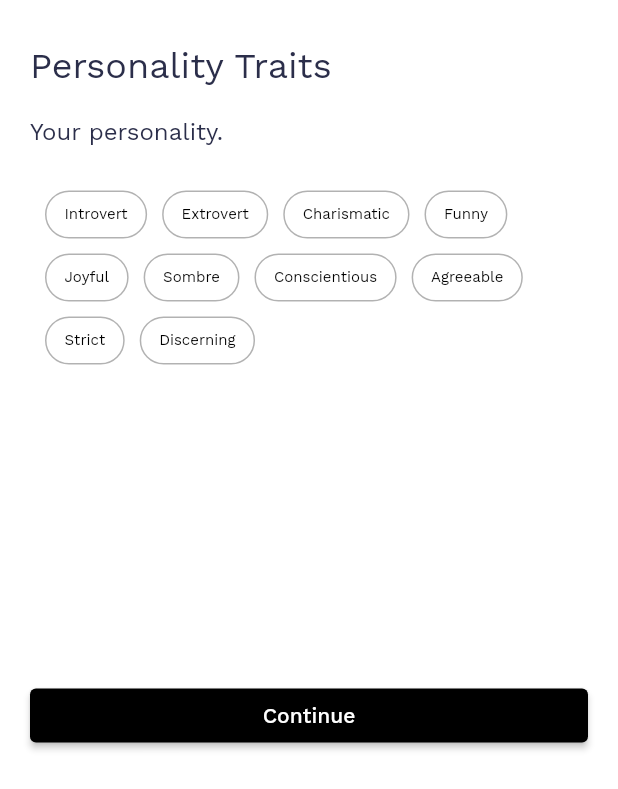
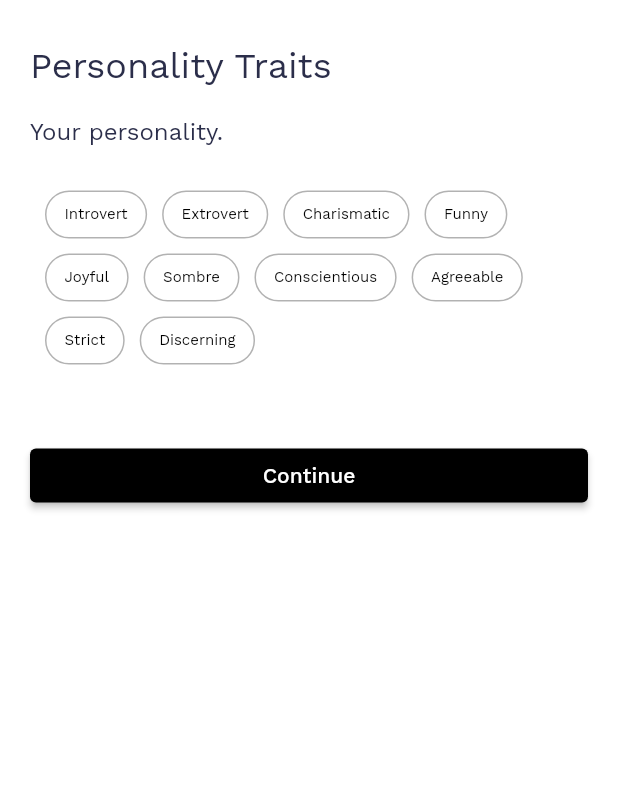
Before and after one commit to ChristineWasike/dating, a Flutter app: the Values screen opened directly, after a tap on "Continue", on a phone screen of 412 x 824 dp. Shown: the top 789 px of the screen. Run offline on Flutter 3.47's test engine with Material 2 defaults, Android fonts, the phone set to English and light mode, and no system bars; our stand-ins replace bloc, chips_choice_null_safety, equatable, firebase_auth, flutter_bloc, flutter_signin_button and 3 more; accounts and stored records are empty; network calls fail.

```diff
--- a/lib/authentication/register.dart
+++ b/lib/authentication/register.dart
@@ -1,5 +1,5 @@
+import 'package:dating/screens/screens.dart';
 import 'package:flutter/material.dart';
-import 'package:dating/main.dart';
 import 'package:dating/shared/loading.dart';
 
 class Register extends StatefulWidget {
@@ -148,7 +148,7 @@ class _RegisterState extends State<Register> {
                                   if (_formKey.currentState!.validate()) {
                                     setState(() => loading = true);
                                   }
-                                  const MyHomePage();
+                                  const HomeScreen();
                                 }),
                           ),
                           const SizedBox(height: 12.0),
--- a/lib/config/app_router.dart
+++ b/lib/config/app_router.dart
@@ -1,3 +1,4 @@
+import 'package:dating/authentication/authenticate.dart';
 import 'package:flutter/material.dart';
 import 'package:dating/models/models.dart';
 import 'package:dating/screens/screens.dart';
@@ -17,6 +18,8 @@ class AppRouter {
         return MatchesScreen.route();
       case ProfileScreen.routeName:
         return ProfileScreen.route();
+      case Authenticate.routeName:
+        return Authenticate.route();
       default:
         return _errorRoute();
     }
--- a/lib/main.dart
+++ b/lib/main.dart
@@ -1,6 +1,7 @@
+import 'package:dating/authentication/authenticate.dart';
 import 'package:dating/config/theme.dart';
 // import 'package:dating/repositories/auth/auth_repository.dart';
-import 'package:dating/screens/home/home_screen.dart';
+// import 'package:dating/screens/home/home_screen.dart';
 import 'package:flutter/material.dart';
 import 'package:flutter_bloc/flutter_bloc.dart';
 // import 'blocs/auth/auth_bloc.dart';
@@ -33,7 +34,7 @@ class MyApp extends StatelessWidget {
         debugShowCheckedModeBanner: false,
         theme: theme(context),
         onGenerateRoute: AppRouter.onGenerateRoute,
-        initialRoute: HomeScreen.routeName,
+        initialRoute: Authenticate.routeName,
       ),
     );
   }
--- a/lib/models/user_model.dart
+++ b/lib/models/user_model.dart
@@ -66,7 +66,7 @@ class User extends Equatable {
         'https://images.unsplash.com/photo-1507038732509-8b1a9623223a?ixlib=rb-1.2.1&ixid=MnwxMjA3fDB8MHxwaG90by1wYWdlfHx8fGVufDB8fHx8&auto=format&fit=crop&w=387&q=80',
         'https://images.unsplash.com/photo-1507038732509-8b1a9623223a?ixlib=rb-1.2.1&ixid=MnwxMjA3fDB8MHxwaG90by1wYWdlfHx8fGVufDB8fHx8&auto=format&fit=crop&w=387&q=80',
       ],
-      jobTitle: 'Job Title Here',
+      jobTitle: 'Realtor',
       interests: ['Music', 'Economics', 'Football'],
       bio:
           'Sed ut perspiciatis unde omnis iste natus error sit voluptatem accusantium doloremque laudantium, totam rem aperiam, eaque ipsa quae ab illo inventore veritatis et quasi architecto beatae vitae dicta sunt explicabo.',
@@ -82,14 +82,14 @@ class User extends Equatable {
         'https://images.unsplash.com/photo-1563452965085-2e77e5bf2607?ixlib=rb-1.2.1&ixid=MnwxMjA3fDB8MHxwaG90by1wYWdlfHx8fGVufDB8fHx8&auto=format&fit=crop&w=387&q=80',
         'https://images.unsplash.com/photo-1563452965085-2e77e5bf2607?ixlib=rb-1.2.1&ixid=MnwxMjA3fDB8MHxwaG90by1wYWdlfHx8fGVufDB8fHx8&auto=format&fit=crop&w=387&q=80',
       ],
-      jobTitle: 'Job Title Here',
+      jobTitle: 'Serial Entrepreneur',
       interests: ['Music', 'Economics', 'Football'],
       bio:
           'Sed ut perspiciatis unde omnis iste natus error sit voluptatem accusantium doloremque laudantium, totam rem aperiam, eaque ipsa quae ab illo inventore veritatis et quasi architecto beatae vitae dicta sunt explicabo.',
     ),
     const User(
       id: 5,
-      name: 'Uche',
+      name: 'Alex',
       age: 23,
       imageUrls: [
         'https://images.unsplash.com/photo-1519689373023-dd07c7988603?ixlib=rb-1.2.1&ixid=MnwxMjA3fDB8MHxwaG90by1wYWdlfHx8fGVufDB8fHx8&auto=format&fit=crop&w=387&q=80',
@@ -98,7 +98,7 @@ class User extends Equatable {
         'https://images.unsplash.com/photo-1519689373023-dd07c7988603?ixlib=rb-1.2.1&ixid=MnwxMjA3fDB8MHxwaG90by1wYWdlfHx8fGVufDB8fHx8&auto=format&fit=crop&w=387&q=80',
         'https://images.unsplash.com/photo-1519689373023-dd07c7988603?ixlib=rb-1.2.1&ixid=MnwxMjA3fDB8MHxwaG90by1wYWdlfHx8fGVufDB8fHx8&auto=format&fit=crop&w=387&q=80',
       ],
-      jobTitle: 'Job Title Here',
+      jobTitle: 'Chauffeur',
       interests: ['Music', 'Economics', 'Football'],
       bio:
           'Sed ut perspiciatis unde omnis iste natus error sit voluptatem accusantium doloremque laudantium, totam rem aperiam, eaque ipsa quae ab illo inventore veritatis et quasi architecto beatae vitae dicta sunt explicabo.',
@@ -114,7 +114,7 @@ class User extends Equatable {
         'https://images.unsplash.com/photo-1531384441138-2736e62e0919?ixlib=rb-1.2.1&ixid=MnwxMjA3fDB8MHxwaG90by1wYWdlfHx8fGVufDB8fHx8&auto=format&fit=crop&w=387&q=80',
         'https://images.unsplash.com/photo-1531384441138-2736e62e0919?ixlib=rb-1.2.1&ixid=MnwxMjA3fDB8MHxwaG90by1wYWdlfHx8fGVufDB8fHx8&auto=format&fit=crop&w=387&q=80',
       ],
-      jobTitle: 'Job Title Here',
+      jobTitle: 'Photographer',
       interests: ['Music', 'Economics', 'Football'],
       bio:
           'Sed ut perspiciatis unde omnis iste natus error sit voluptatem accusantium doloremque laudantium, totam rem aperiam, eaque ipsa quae ab illo inventore veritatis et quasi architecto beatae vitae dicta sunt explicabo.',
@@ -130,7 +130,7 @@ class User extends Equatable {
         'https://images.unsplash.com/photo-1489980557514-251d61e3eeb6?ixlib=rb-1.2.1&ixid=MnwxMjA3fDB8MHxwaG90by1wYWdlfHx8fGVufDB8fHx8&auto=format&fit=crop&w=1470&q=80',
         'https://images.unsplash.com/photo-1489980557514-251d61e3eeb6?ixlib=rb-1.2.1&ixid=MnwxMjA3fDB8MHxwaG90by1wYWdlfHx8fGVufDB8fHx8&auto=format&fit=crop&w=1470&q=80',
       ],
-      jobTitle: 'Job Title Here',
+      jobTitle: 'UX designer',
       interests: ['Music', 'Economics', 'Football'],
       bio:
           'Sed ut perspiciatis unde omnis iste natus error sit voluptatem accusantium doloremque laudantium, totam rem aperiam, eaque ipsa quae ab illo inventore veritatis et quasi architecto beatae vitae dicta sunt explicabo.',
@@ -146,7 +146,7 @@ class User extends Equatable {
         'https://images.unsplash.com/photo-1484517186945-df8151a1a871?ixlib=rb-1.2.1&ixid=MnwxMjA3fDB8MHxwaG90by1wYWdlfHx8fGVufDB8fHx8&auto=format&fit=crop&w=449&q=80',
         'https://images.unsplash.com/photo-1484517186945-df8151a1a871?ixlib=rb-1.2.1&ixid=MnwxMjA3fDB8MHxwaG90by1wYWdlfHx8fGVufDB8fHx8&auto=format&fit=crop&w=449&q=80',
       ],
-      jobTitle: 'Job Title Here',
+      jobTitle: 'Accountant',
       interests: ['Music', 'Economics', 'Football'],
       bio:
           'Sed ut perspiciatis unde omnis iste natus error sit voluptatem accusantium doloremque laudantium, totam rem aperiam, eaque ipsa quae ab illo inventore veritatis et quasi architecto beatae vitae dicta sunt explicabo.',
@@ -162,7 +162,7 @@ class User extends Equatable {
         'https://images.unsplash.com/photo-1516386564067-f06afb572168?ixlib=rb-1.2.1&ixid=MnwxMjA3fDB8MHxwaG90by1wYWdlfHx8fGVufDB8fHx8&auto=format&fit=crop&w=387&q=80',
         'https://images.unsplash.com/photo-1516386564067-f06afb572168?ixlib=rb-1.2.1&ixid=MnwxMjA3fDB8MHxwaG90by1wYWdlfHx8fGVufDB8fHx8&auto=format&fit=crop&w=387&q=80',
       ],
-      jobTitle: 'Job Title Here',
+      jobTitle: 'Content creator',
       interests: ['Music', 'Economics', 'Football'],
       bio:
           'Sed ut perspiciatis unde omnis iste natus error sit voluptatem accusantium doloremque laudantium, totam rem aperiam, eaque ipsa quae ab illo inventore veritatis et quasi architecto beatae vitae dicta sunt explicabo.',
@@ -178,7 +178,7 @@ class User extends Equatable {
         'https://images.unsplash.com/photo-1488161628813-04466f872be2?ixlib=rb-1.2.1&ixid=MnwxMjA3fDB8MHxwaG90by1wYWdlfHx8fGVufDB8fHx8&auto=format&fit=crop&w=464&q=80',
         'https://images.unsplash.com/photo-1488161628813-04466f872be2?ixlib=rb-1.2.1&ixid=MnwxMjA3fDB8MHxwaG90by1wYWdlfHx8fGVufDB8fHx8&auto=format&fit=crop&w=464&q=80',
       ],
-      jobTitle: 'Job Title Here',
+      jobTitle: 'Home cook',
       interests: ['Music', 'Economics', 'Football'],
       bio:
           'Sed ut perspiciatis unde omnis iste natus error sit voluptatem accusantium doloremque laudantium, totam rem aperiam, eaque ipsa quae ab illo inventore veritatis et quasi architecto beatae vitae dicta sunt explicabo.',
@@ -194,7 +194,7 @@ class User extends Equatable {
         'https://images.unsplash.com/photo-1492288991661-058aa541ff43?ixlib=rb-1.2.1&ixid=MnwxMjA3fDB8MHxwaG90by1wYWdlfHx8fGVufDB8fHx8&auto=format&fit=crop&w=387&q=80',
         'https://images.unsplash.com/photo-1492288991661-058aa541ff43?ixlib=rb-1.2.1&ixid=MnwxMjA3fDB8MHxwaG90by1wYWdlfHx8fGVufDB8fHx8&auto=format&fit=crop&w=387&q=80',
       ],
-      jobTitle: 'Job Title Here',
+      jobTitle: 'Videographer',
       interests: ['Music', 'Economics', 'Football'],
       bio:
           'Sed ut perspiciatis unde omnis iste natus error sit voluptatem accusantium doloremque laudantium, totam rem aperiam, eaque ipsa quae ab illo inventore veritatis et quasi architecto beatae vitae dicta sunt explicabo.',
@@ -210,7 +210,7 @@ class User extends Equatable {
         'https://images.unsplash.com/photo-1518809595274-1471d16319b7?ixlib=rb-1.2.1&ixid=MnwxMjA3fDB8MHxwaG90by1wYWdlfHx8fGVufDB8fHx8&auto=format&fit=crop&w=709&q=80',
         'https://images.unsplash.com/photo-1518809595274-1471d16319b7?ixlib=rb-1.2.1&ixid=MnwxMjA3fDB8MHxwaG90by1wYWdlfHx8fGVufDB8fHx8&auto=format&fit=crop&w=709&q=80',
       ],
-      jobTitle: 'Job Title Here',
+      jobTitle: 'Actor',
       interests: ['Music', 'Economics', 'Football'],
       bio:
           'Sed ut perspiciatis unde omnis iste natus error sit voluptatem accusantium doloremque laudantium, totam rem aperiam, eaque ipsa quae ab illo inventore veritatis et quasi architecto beatae vitae dicta sunt explicabo.',
@@ -226,7 +226,7 @@ class User extends Equatable {
         'https://images.unsplash.com/photo-1507038732509-8b1a9623223a?ixlib=rb-1.2.1&ixid=MnwxMjA3fDB8MHxwaG90by1wYWdlfHx8fGVufDB8fHx8&auto=format&fit=crop&w=387&q=80',
         'https://images.unsplash.com/photo-1507038732509-8b1a9623223a?ixlib=rb-1.2.1&ixid=MnwxMjA3fDB8MHxwaG90by1wYWdlfHx8fGVufDB8fHx8&auto=format&fit=crop&w=387&q=80',
       ],
-      jobTitle: 'Job Title Here',
+      jobTitle: 'Realtor',
       interests: ['Music', 'Economics', 'Football'],
       bio:
           'Sed ut perspiciatis unde omnis iste natus error sit voluptatem accusantium doloremque laudantium, totam rem aperiam, eaque ipsa quae ab illo inventore veritatis et quasi architecto beatae vitae dicta sunt explicabo.',
@@ -242,14 +242,14 @@ class User extends Equatable {
         'https://images.unsplash.com/photo-1563452965085-2e77e5bf2607?ixlib=rb-1.2.1&ixid=MnwxMjA3fDB8MHxwaG90by1wYWdlfHx8fGVufDB8fHx8&auto=format&fit=crop&w=387&q=80',
         'https://images.unsplash.com/photo-1563452965085-2e77e5bf2607?ixlib=rb-1.2.1&ixid=MnwxMjA3fDB8MHxwaG90by1wYWdlfHx8fGVufDB8fHx8&auto=format&fit=crop&w=387&q=80',
       ],
-      jobTitle: 'Job Title Here',
+      jobTitle: 'Serial Entrepreneur',
       interests: ['Music', 'Economics', 'Football'],
       bio:
           'Sed ut perspiciatis unde omnis iste natus error sit voluptatem accusantium doloremque laudantium, totam rem aperiam, eaque ipsa quae ab illo inventore veritatis et quasi architecto beatae vitae dicta sunt explicabo.',
     ),
     const User(
       id: 15,
-      name: 'Uche',
+      name: 'Alex',
       age: 23,
       imageUrls: [
         'https://images.unsplash.com/photo-1519689373023-dd07c7988603?ixlib=rb-1.2.1&ixid=MnwxMjA3fDB8MHxwaG90by1wYWdlfHx8fGVufDB8fHx8&auto=format&fit=crop&w=387&q=80',
@@ -258,7 +258,7 @@ class User extends Equatable {
         'https://images.unsplash.com/photo-1519689373023-dd07c7988603?ixlib=rb-1.2.1&ixid=MnwxMjA3fDB8MHxwaG90by1wYWdlfHx8fGVufDB8fHx8&auto=format&fit=crop&w=387&q=80',
         'https://images.unsplash.com/photo-1519689373023-dd07c7988603?ixlib=rb-1.2.1&ixid=MnwxMjA3fDB8MHxwaG90by1wYWdlfHx8fGVufDB8fHx8&auto=format&fit=crop&w=387&q=80',
       ],
-      jobTitle: 'Job Title Here',
+      jobTitle: 'Chauffeur',
       interests: ['Music', 'Economics', 'Football'],
       bio:
           'Sed ut perspiciatis unde omnis iste natus error sit voluptatem accusantium doloremque laudantium, totam rem aperiam, eaque ipsa quae ab illo inventore veritatis et quasi architecto beatae vitae dicta sunt explicabo.',
@@ -274,7 +274,7 @@ class User extends Equatable {
         'https://images.unsplash.com/photo-1531384441138-2736e62e0919?ixlib=rb-1.2.1&ixid=MnwxMjA3fDB8MHxwaG90by1wYWdlfHx8fGVufDB8fHx8&auto=format&fit=crop&w=387&q=80',
         'https://images.unsplash.com/photo-1531384441138-2736e62e0919?ixlib=rb-1.2.1&ixid=MnwxMjA3fDB8MHxwaG90by1wYWdlfHx8fGVufDB8fHx8&auto=format&fit=crop&w=387&q=80',
       ],
-      jobTitle: 'Job Title Here',
+      jobTitle: 'Photographer',
       interests: ['Music', 'Economics', 'Football'],
       bio:
           'Sed ut perspiciatis unde omnis iste natus error sit voluptatem accusantium doloremque laudantium, totam rem aperiam, eaque ipsa quae ab illo inventore veritatis et quasi architecto beatae vitae dicta sunt explicabo.',
@@ -290,7 +290,7 @@ class User extends Equatable {
         'https://images.unsplash.com/photo-1489980557514-251d61e3eeb6?ixlib=rb-1.2.1&ixid=MnwxMjA3fDB8MHxwaG90by1wYWdlfHx8fGVufDB8fHx8&auto=format&fit=crop&w=1470&q=80',
         'https://images.unsplash.com/photo-1489980557514-251d61e3eeb6?ixlib=rb-1.2.1&ixid=MnwxMjA3fDB8MHxwaG90by1wYWdlfHx8fGVufDB8fHx8&auto=format&fit=crop&w=1470&q=80',
       ],
-      jobTitle: 'Job Title Here',
+      jobTitle: 'UX designer',
       interests: ['Music', 'Economics', 'Football'],
       bio:
           'Sed ut perspiciatis unde omnis iste natus error sit voluptatem accusantium doloremque laudantium, totam rem aperiam, eaque ipsa quae ab illo inventore veritatis et quasi architecto beatae vitae dicta sunt explicabo.',
@@ -306,7 +306,7 @@ class User extends Equatable {
         'https://images.unsplash.com/photo-1484517186945-df8151a1a871?ixlib=rb-1.2.1&ixid=MnwxMjA3fDB8MHxwaG90by1wYWdlfHx8fGVufDB8fHx8&auto=format&fit=crop&w=449&q=80',
         'https://images.unsplash.com/photo-1484517186945-df8151a1a871?ixlib=rb-1.2.1&ixid=MnwxMjA3fDB8MHxwaG90by1wYWdlfHx8fGVufDB8fHx8&auto=format&fit=crop&w=449&q=80',
       ],
-      jobTitle: 'Job Title Here',
+      jobTitle: 'Accountant',
       interests: ['Music', 'Economics', 'Football'],
       bio:
           'Sed ut perspiciatis unde omnis iste natus error sit voluptatem accusantium doloremque laudantium, totam rem aperiam, eaque ipsa quae ab illo inventore veritatis et quasi architecto beatae vitae dicta sunt explicabo.',
@@ -322,7 +322,7 @@ class User extends Equatable {
         'https://images.unsplash.com/photo-1516386564067-f06afb572168?ixlib=rb-1.2.1&ixid=MnwxMjA3fDB8MHxwaG90by1wYWdlfHx8fGVufDB8fHx8&auto=format&fit=crop&w=387&q=80',
         'https://images.unsplash.com/photo-1516386564067-f06afb572168?ixlib=rb-1.2.1&ixid=MnwxMjA3fDB8MHxwaG90by1wYWdlfHx8fGVufDB8fHx8&auto=format&fit=crop&w=387&q=80',
       ],
-      jobTitle: 'Job Title Here',
+      jobTitle: 'Content creator',
       interests: ['Music', 'Economics', 'Football'],
       bio:
           'Sed ut perspiciatis unde omnis iste natus error sit voluptatem accusantium doloremque laudantium, totam rem aperiam, eaque ipsa quae ab illo inventore veritatis et quasi architecto beatae vitae dicta sunt explicabo.',
@@ -338,7 +338,7 @@ class User extends Equatable {
         'https://images.unsplash.com/photo-1488161628813-04466f872be2?ixlib=rb-1.2.1&ixid=MnwxMjA3fDB8MHxwaG90by1wYWdlfHx8fGVufDB8fHx8&auto=format&fit=crop&w=464&q=80',
         'https://images.unsplash.com/photo-1488161628813-04466f872be2?ixlib=rb-1.2.1&ixid=MnwxMjA3fDB8MHxwaG90by1wYWdlfHx8fGVufDB8fHx8&auto=format&fit=crop&w=464&q=80',
       ],
-      jobTitle: 'Job Title Here',
+      jobTitle: 'Home cook',
       interests: ['Music', 'Economics', 'Football'],
       bio:
           'Sed ut perspiciatis unde omnis iste natus error sit voluptatem accusantium doloremque laudantium, totam rem aperiam, eaque ipsa quae ab illo inventore veritatis et quasi architecto beatae vitae dicta sunt explicabo.',
--- a/lib/screens/onboarding/onboarding1.dart
+++ b/lib/screens/onboarding/onboarding1.dart
@@ -71,7 +71,7 @@ class _PassionsState extends State<Passions> {
               wrapped: true,
             ),
             const SizedBox(
-              height: 100,
+              height: 20,
             ),
             ElevatedButton(
               onPressed: () {
--- a/lib/screens/onboarding/onboarding3.dart
+++ b/lib/screens/onboarding/onboarding3.dart
@@ -30,20 +30,20 @@ class _ValuesState extends State<Values> {
         height: MediaQuery.of(context).size.height,
         width: MediaQuery.of(context).size.width,
         child: ListView(
-          physics: BouncingScrollPhysics(),
+          physics: const BouncingScrollPhysics(),
           children: <Widget>[
-            Text(
+            const Text(
               "Values and Beliefs",
               style: TextStyle(fontSize: 24.0),
             ),
-            SizedBox(
+            const SizedBox(
               height: 20,
             ),
-            Text(
+            const Text(
               "What are your desired values and beliefs.",
               style: TextStyle(fontSize: 16.0),
             ),
-            SizedBox(
+            const SizedBox(
               height: 20,
             ),
             ChipsChoice<String>.multiple(
@@ -51,13 +51,13 @@ class _ValuesState extends State<Values> {
               onChanged: (val) => setState(() => tags = val),
               choiceItems: C2Choice.listFrom<String, String>(
                   source: options, value: (i, v) => v, label: (i, v) => v),
-              choiceStyle: C2ChoiceStyle(
+              choiceStyle: const C2ChoiceStyle(
                 color: Colors.black,
               ),
               wrapped: true,
             ),
-            SizedBox(
-              height: 200,
+            const SizedBox(
+              height: 40,
             ),
             ElevatedButton(
               onPressed: () {
@@ -66,7 +66,7 @@ class _ValuesState extends State<Values> {
                     MaterialPageRoute(
                         builder: (context) => const Personality()));
               },
-              child: Text("Continue"),
+              child: const Text("Continue"),
               style: ButtonStyle(
                   backgroundColor:
                       MaterialStateProperty.all(const Color(0xff000000))),
--- a/lib/screens/onboarding/onboarding4.dart
+++ b/lib/screens/onboarding/onboarding4.dart
@@ -1,6 +1,6 @@
 import 'package:chips_choice_null_safety/chips_choice_null_safety.dart';
+import 'package:dating/screens/screens.dart';
 import 'package:flutter/material.dart';
-import 'package:dating/main.dart';
 
 class Personality extends StatefulWidget {
   const Personality({Key? key}) : super(key: key);
@@ -31,20 +31,20 @@ class _PersonalityState extends State<Personality> {
         height: MediaQuery.of(context).size.height,
         width: MediaQuery.of(context).size.width,
         child: ListView(
-          physics: BouncingScrollPhysics(),
+          physics: const BouncingScrollPhysics(),
           children: <Widget>[
-            Text(
+            const Text(
               "Personality Traits",
               style: TextStyle(fontSize: 24.0),
             ),
-            SizedBox(
+            const SizedBox(
               height: 20,
             ),
-            Text(
+            const Text(
               "Your personality.",
               style: TextStyle(fontSize: 16.0),
             ),
-            SizedBox(
+            const SizedBox(
               height: 20,
             ),
             ChipsChoice<String>.multiple(
@@ -52,22 +52,22 @@ class _PersonalityState extends State<Personality> {
               onChanged: (val) => setState(() => tags = val),
               choiceItems: C2Choice.listFrom<String, String>(
                   source: options, value: (i, v) => v, label: (i, v) => v),
-              choiceStyle: C2ChoiceStyle(
+              choiceStyle: const C2ChoiceStyle(
                 color: Colors.black,
               ),
               wrapped: true,
             ),
-            SizedBox(
-              height: 200,
+            const SizedBox(
+              height: 40,
             ),
             ElevatedButton(
               onPressed: () {
                 Navigator.push(
                     context,
                     MaterialPageRoute(
-                        builder: (context) => const MyHomePage()));
+                        builder: (context) => const HomeScreen()));
               },
-              child: Text("Continue"),
+              child: const Text("Continue"),
               style: ButtonStyle(
                   backgroundColor:
                       MaterialStateProperty.all(const Color(0xff000000))),
--- a/lib/screens/screens.dart
+++ b/lib/screens/screens.dart
@@ -3,3 +3,4 @@ export 'splash/splash_screen.dart';
 export 'user/user_screen.dart';
 export 'matches/matches_screen.dart';
 export 'profile/profile_screen.dart';
+export '../authentication/authenticate.dart';
--- a/lib/shared/loading.dart
+++ b/lib/shared/loading.dart
@@ -2,6 +2,8 @@ import 'package:flutter/material.dart';
 import 'package:flutter_spinkit/flutter_spinkit.dart';
 
 class Loading extends StatelessWidget {
+  const Loading({Key? key}) : super(key: key);
+
   @override
   Widget build(BuildContext context) {
     return Container(
--- a/pubspec.yaml
+++ b/pubspec.yaml
@@ -45,6 +45,7 @@ dependencies:
   firebase_auth: ^2.0.0
   flutter_signin_button: ^2.0.0
   chips_choice_null_safety: ^2.0.4
+  flutter_spinkit: ^5.1.0
 
 
 dev_dependencies:
```
Also changed, not shown: lib/authentication/authenticate.dart (+10 -2 lines), lib/screens/onboarding/onboardin2.dart (deleted, +0 -70 lines), pubspec.lock.
